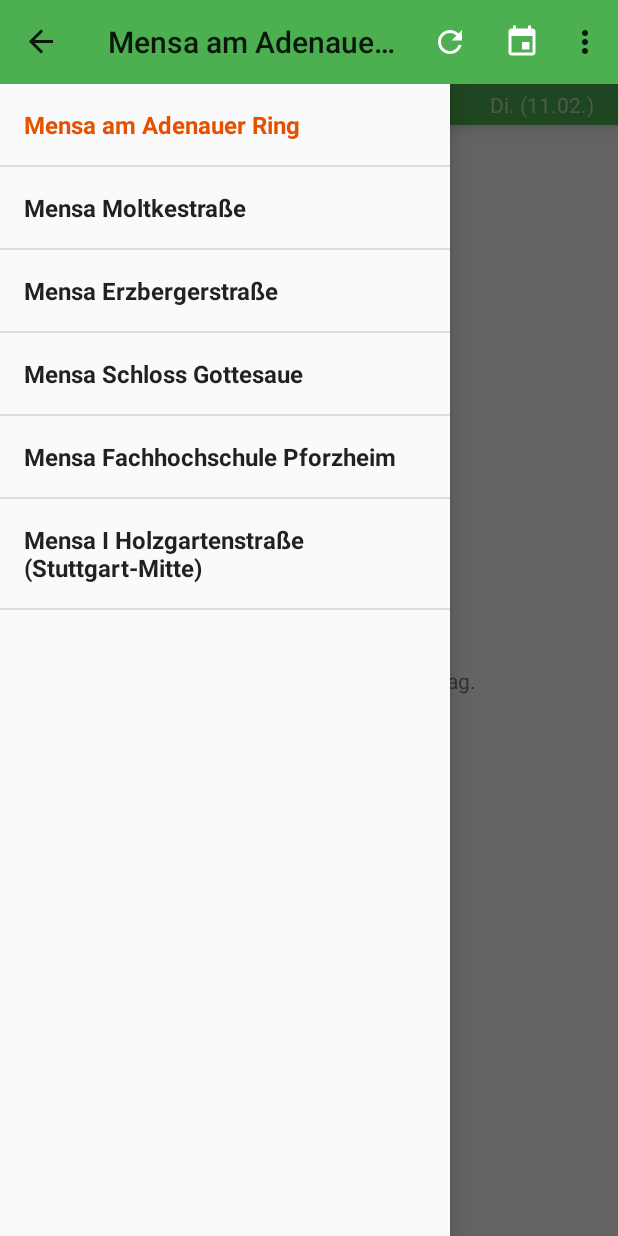
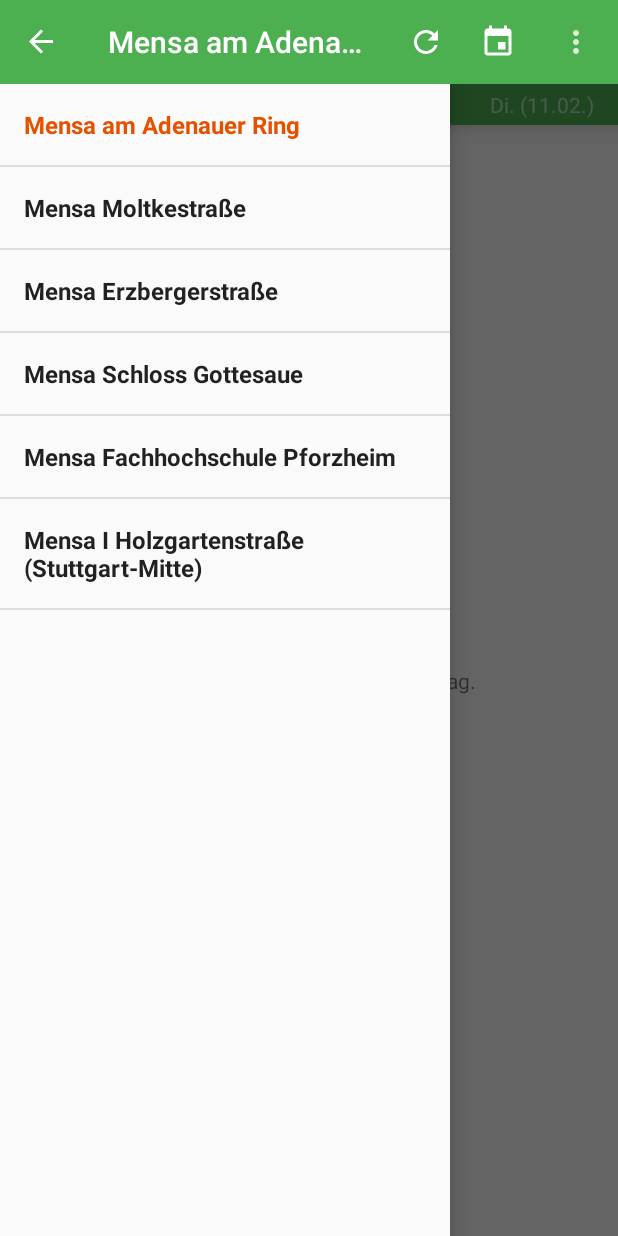
Before and after one commit to cypressious/KitMensaAndroid, an Android app: the screen it shows after launch (MainActivity), with the side drawer open, on a phone screen of 412 x 824 dp. Run offline under Robolectric (Android 15) with nearby library versions, the phone set to English and light mode, and no system bars; libraries missing offline, so code that uses them is left out: com.nineoldandroids.animation, com.nineoldandroids.view; network calls fail.

Commit message:
Make actionBar contents white in light theme

```diff
--- /dev/null
+++ b/app/src/main/res/drawable-anydpi/ic_action_more.xml
@@ -0,0 +1,11 @@
+<vector xmlns:android="http://schemas.android.com/apk/res/android"
+    android:width="24dp"
+    android:height="24dp"
+    android:viewportWidth="24"
+    android:viewportHeight="24"
+    android:tint="#FFFFFF"
+    android:alpha="0.8">
+    <path
+        android:fillColor="#FF000000"
+        android:pathData="M12,8c1.1,0 2,-0.9 2,-2s-0.9,-2 -2,-2 -2,0.9 -2,2 0.9,2 2,2zM12,10c-1.1,0 -2,0.9 -2,2s0.9,2 2,2 2,-0.9 2,-2 -0.9,-2 -2,-2zM12,16c-1.1,0 -2,0.9 -2,2s0.9,2 2,2 2,-0.9 2,-2 -0.9,-2 -2,-2z"/>
+</vector>
--- a/app/src/main/res/values/styles.xml
+++ b/app/src/main/res/values/styles.xml
@@ -18,9 +18,20 @@
         <item name="colorPrimaryDark">@color/primary_dark</item>
         <item name="colorAccent">@color/accent</item>
         <item name="android:windowContentOverlay">@null</item>
-
+        <item name="android:actionOverflowButtonStyle">@style/MyActionButtonOverflow</item>
+        <item name="drawerArrowStyle">@style/DrawerArrowStyle</item>
+        <item name="titleTextColor">@android:color/white</item>
+        <item name="subtitleTextColor">@android:color/white</item>
 
     </style>
 
+    <style name="MyActionButtonOverflow" parent="android:style/Widget.Holo.ActionButton.Overflow">
+        <item name="android:src">@drawable/ic_action_more</item>
+    </style>
+
+    <style name="DrawerArrowStyle" parent="@style/Widget.AppCompat.DrawerArrowToggle">
+        <item name="spinBars">true</item>
+        <item name="color">@android:color/white</item>
+    </style>
 
 </resources>
```
Also changed, not shown: app/src/main/res/drawable-hdpi/ic_action_more.png (added), app/src/main/res/drawable-mdpi/ic_action_more.png (added), app/src/main/res/drawable-xhdpi/ic_action_more.png (added), app/src/main/res/drawable-xxhdpi/ic_action_more.png (added).
